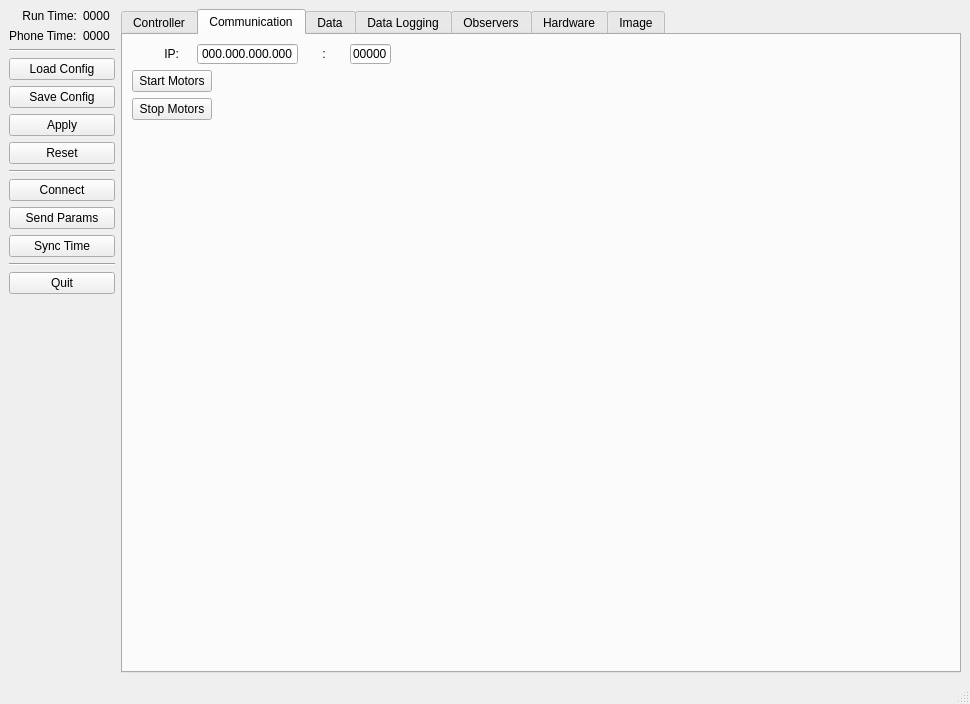
The window that Leash/src/Leash.ui (ryan0270/quadrover) describes before a commit, drawn with Qt 5.
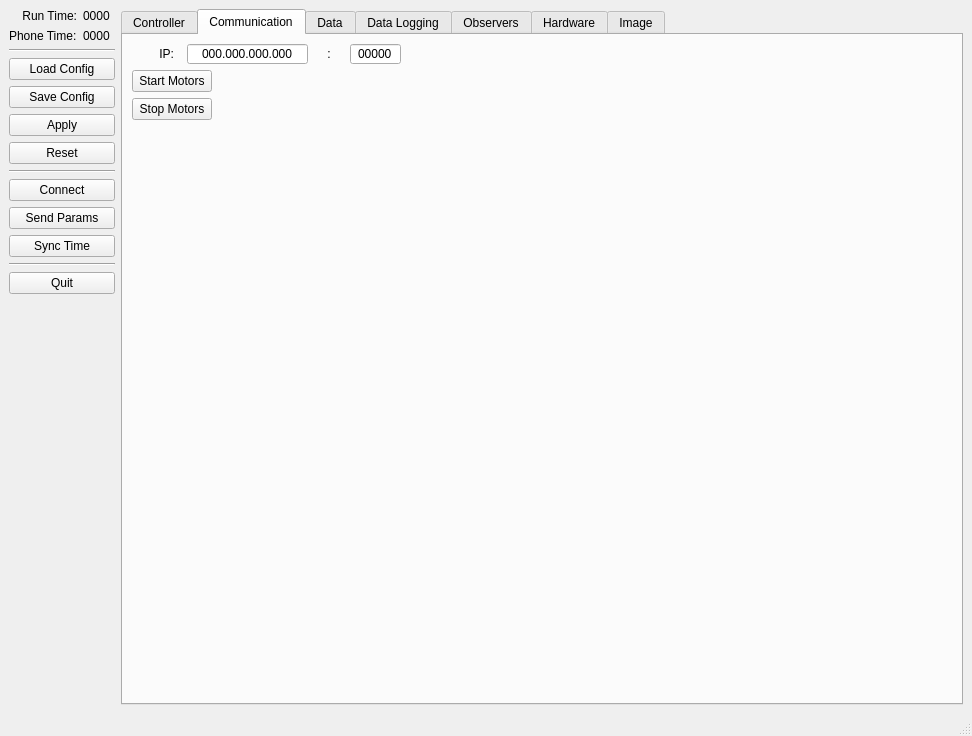
The same window after the commit. The open tabs and pages were chosen to show the change.

Patch:
```diff
--- a/Leash/src/Leash.ui
+++ b/Leash/src/Leash.ui
@@ -6,8 +6,8 @@
    <rect>
     <x>0</x>
     <y>0</y>
-    <width>970</width>
-    <height>696</height>
+    <width>972</width>
+    <height>736</height>
    </rect>
   </property>
   <property name="sizePolicy">
@@ -576,13 +576,13 @@
            <widget class="QLineEdit" name="txtIP">
             <property name="minimumSize">
              <size>
-              <width>101</width>
+              <width>121</width>
               <height>20</height>
              </size>
             </property>
             <property name="maximumSize">
              <size>
-              <width>101</width>
+              <width>121</width>
               <height>20</height>
              </size>
             </property>
@@ -629,13 +629,13 @@
            <widget class="QLineEdit" name="txtPort">
             <property name="minimumSize">
              <size>
-              <width>41</width>
+              <width>51</width>
               <height>20</height>
              </size>
             </property>
             <property name="maximumSize">
              <size>
-              <width>41</width>
+              <width>51</width>
               <height>20</height>
              </size>
             </property>
@@ -656,7 +656,7 @@
           </property>
          </widget>
         </item>
-        <item row="1" column="2" rowspan="2">
+        <item row="1" column="2">
          <spacer name="horizontalSpacer_2">
           <property name="orientation">
            <enum>Qt::Horizontal</enum>
@@ -689,7 +689,7 @@
           </property>
          </spacer>
         </item>
-        <item row="4" column="0">
+        <item row="3" column="0">
          <spacer name="verticalSpacer_2">
           <property name="orientation">
            <enum>Qt::Vertical</enum>
```
Left out of the diff: 8 changed lines with no effect on the pictures.
